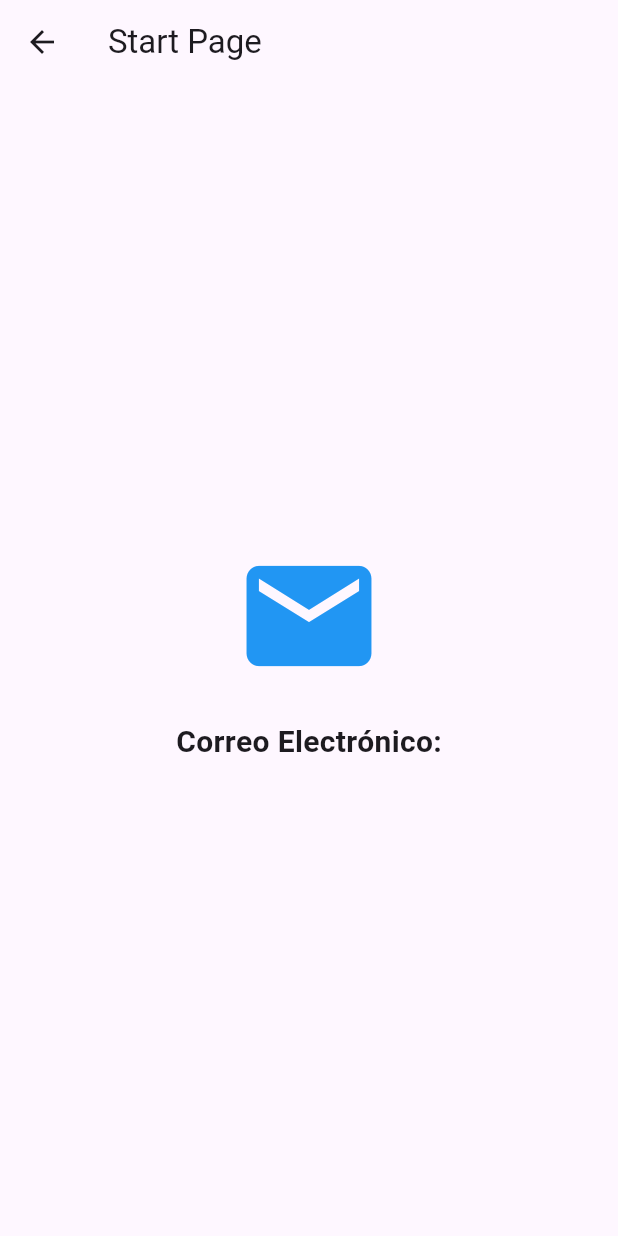
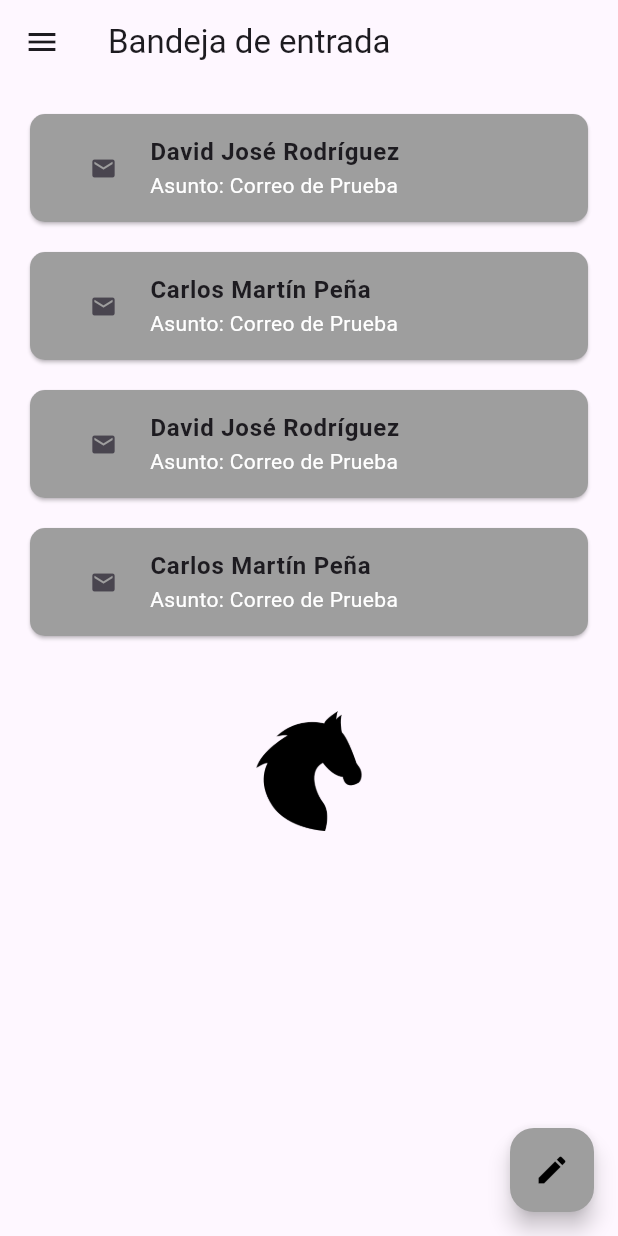
Before and after one commit to DJoseRodriguezM/Tarea_2_IS-513, a Flutter app: the StartPage screen opened by its route, on a phone screen of 412 x 824 dp. Run offline on Flutter 3.47's test engine with Material 3 defaults, Android fonts, the phone set to English and light mode, and no system bars.

Commit message:
terminando la pagina de inicio

```diff
--- a/pantalla_autentificacion/lib/register_page.dart
+++ b/pantalla_autentificacion/lib/register_page.dart
@@ -89,7 +89,7 @@ class RegisterPageState extends State<RegisterPage> {
                   TextFormField(
                     controller: passwordController,
                     maxLength: 25,
-                    obscureText: true,
+                    obscureText: !isPasswordVisible,
                     validator: (value){
                       if (value!.isEmpty) return 'La contraseña es obligatoria';
 
@@ -115,7 +115,7 @@ class RegisterPageState extends State<RegisterPage> {
                   TextFormField(
                     controller: passwordconfirmController,
                     maxLength: 25,
-                    obscureText: true,
+                    obscureText: !isPasswordVisible,
                     validator: (value){
                       if (value!.isEmpty) return 'La confirmación de contraseña es obligatoria';
 
--- a/pantalla_autentificacion/lib/start_page.dart
+++ b/pantalla_autentificacion/lib/start_page.dart
@@ -1,37 +1,161 @@
 import 'package:flutter/material.dart';
-import 'package:pantalla_autentificacion/login_page.dart';
 
 class StartPage extends StatelessWidget {
-  StartPage({super.key});
-  LoginPageState cmon = LoginPageState();
+
+  const StartPage({Key? key,}) : super(key: key);
 
   @override
   Widget build(BuildContext context) {
     return Scaffold(
-        appBar: AppBar(
-          title: const Text('Start Page'),
+      appBar: AppBar(
+        title: const Text('Bandeja de entrada'),
+        leading: IconButton(
+          icon: const Icon(Icons.menu),
+          onPressed: () {
+
+          },
         ),
-        body: const Center(
-          child: Column(
-          mainAxisAlignment: MainAxisAlignment.center,
-            children: [
-              Icon(
-              Icons.email,
-              size: 100,
-              color: Colors.blue,
-            ),
-            SizedBox(height: 20),
-            Text(
-              'Correo Electrónico:',
-              style: TextStyle(
-                fontSize: 20,
-                fontWeight: FontWeight.bold,
+      ),
+      body: ListView(
+        padding: const EdgeInsets.all(20),
+        children: [
+          ElevatedButton(
+            style: ElevatedButton.styleFrom(
+              backgroundColor: Colors.grey,
+              foregroundColor: Colors.white,
+              minimumSize: const Size(double.infinity, 50),
+              shape: RoundedRectangleBorder(
+                borderRadius: BorderRadius.circular(10),
               ),
             ),
-            SizedBox(height: 10),
-            ]
+            onPressed: () {
+            },
+            child: const ListTile(
+              leading:  Icon(Icons.email),
+              title:  Text(
+                'David José Rodríguez',
+                style: TextStyle(
+                  fontWeight: FontWeight.bold,
+                  fontSize: 16,
+                ),
+              ),
+              subtitle:  Text(
+                'Asunto: Correo de Prueba',
+                style: TextStyle(
+                  color: Colors.white,
+                ),
+              ),
+            ),
           ),
+
+          const SizedBox(height: 20),
+          ElevatedButton(
+            style: ElevatedButton.styleFrom(
+              backgroundColor: Colors.grey,
+              foregroundColor: Colors.white,
+              minimumSize: const Size(double.infinity, 50),
+              shape: RoundedRectangleBorder(
+                borderRadius: BorderRadius.circular(10),
+              ),
+            ),
+            onPressed: () {
+            },
+            child: const ListTile(
+              leading:  Icon(Icons.email),
+              title:  Text(
+                'Carlos Martín Peña',
+                style: TextStyle(
+                  fontWeight: FontWeight.bold,
+                  fontSize: 16,
+                ),
+              ),
+              subtitle:  Text(
+                'Asunto: Correo de Prueba',
+                style: TextStyle(
+                  color: Colors.white,
+                ),
+              ),
+            ),
+          ),
+
+          const SizedBox(height: 20),
+          ElevatedButton(
+            style: ElevatedButton.styleFrom(
+              backgroundColor: Colors.grey,
+              foregroundColor: Colors.white,
+              minimumSize: const Size(double.infinity, 50),
+              shape: RoundedRectangleBorder(
+                borderRadius: BorderRadius.circular(10),
+              ),
+            ),
+            onPressed: () {
+            },
+            child: const  ListTile(
+              leading:  Icon(Icons.email),
+              title:  Text(
+                'David José Rodríguez',
+                style: TextStyle(
+                  fontWeight: FontWeight.bold,
+                  fontSize: 16,
+                ),
+              ),
+              subtitle:  Text(
+                'Asunto: Correo de Prueba',
+                style: TextStyle(
+                  color: Colors.white,
+                ),
+              ),
+            ),
+          ),
+
+          const SizedBox(height: 20),
+          ElevatedButton(
+            style: ElevatedButton.styleFrom(
+              backgroundColor: Colors.grey,
+              foregroundColor: Colors.white,
+              minimumSize: const Size(double.infinity, 50),
+              shape: RoundedRectangleBorder(
+                borderRadius: BorderRadius.circular(10),
+              ),
+            ),
+            onPressed: () {
+            },
+            child: const  ListTile(
+              leading:  Icon(Icons.email),
+              title:  Text(
+                'Carlos Martín Peña',
+                style: TextStyle(
+                  fontWeight: FontWeight.bold,
+                  fontSize: 16,
+                ),
+              ),
+              subtitle:  Text(
+                'Asunto: Correo de Prueba',
+                style: TextStyle(
+                  color: Colors.white,
+                ),
+              ),
+            ),
+          ),
+
+          const SizedBox(height: 50),
+            Image.asset(
+              'assets/images/logo.png',
+              height: 80,
+              width: 80,
+          ),
+        ],
+      ),
+      floatingActionButton: FloatingActionButton(
+        backgroundColor: Colors.grey,
+        onPressed: () {
+          // Action when button is pressed
+        },
+        child: const Icon(
+          Icons.edit,
+          color: Colors.black,
         ),
+      ),
     );
   }
 }
```
Also changed, not shown: pantalla_autentificacion/assets/images/horse1.jpg (added).
